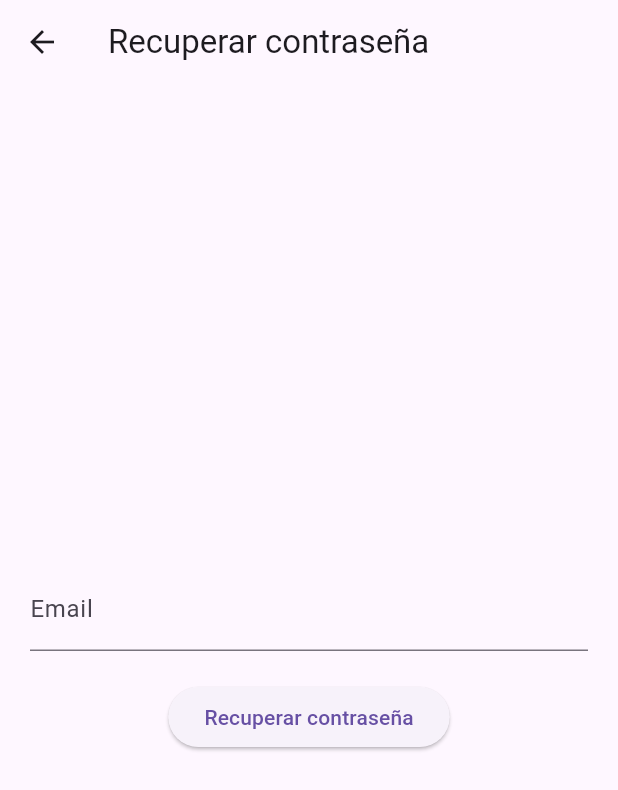
After one commit to Sixela33/AutoGuard, a Flutter app: the RecuperarContrasenia screen opened directly, after a tap on "Recuperar contraseña", on a phone screen of 412 x 824 dp. The commit adds this screen. Shown: the top 790 px of the screen. Run offline on Flutter 3.47's test engine with Material 3 defaults, Android fonts, the phone set to English and light mode, and no system bars; our stand-ins replace cloud_firestore, firebase_auth, firebase_core, flutter_dotenv, flutter_riverpod, go_router; missing offline and left inert: dart_openai; accounts and stored records are empty; network calls fail.

Commit message:
Agregar recuperacion de contraseña

```diff
--- /dev/null
+++ b/lib/presentation/screens/RecuperarContrasenia.dart
@@ -0,0 +1,61 @@
+import 'package:firebase_auth/firebase_auth.dart';
+import 'package:flutter/material.dart';
+
+class RecuperarContrasenia extends StatefulWidget {
+  const RecuperarContrasenia({Key? key}) : super(key: key);
+
+  @override
+  State<RecuperarContrasenia> createState() => _RecuperarContraseniaState();
+}
+class _RecuperarContraseniaState extends State<RecuperarContrasenia> {
+  final _emailController = TextEditingController();
+
+  @override
+  void dispose() {
+    _emailController.dispose();
+    super.dispose();
+}
+
+  Future<void> enviarRecuperacion() async {
+    try {
+      await FirebaseAuth.instance
+          .sendPasswordResetEmail(email: _emailController.text.trim());
+      _showSnackBar(
+          'Si ese correo esta asociado a una cuenta de AutoGuard, se enviaron las instrucciones para recuperar la contraseña. Revisá tu bandeja de entrada o spam.');
+    } catch (e) {
+      print(e);
+    }
+  }
+
+  void _showSnackBar(String message) {
+    ScaffoldMessenger.of(context).showSnackBar(
+      SnackBar(content: Text(message)),
+    );
+  }
+
+  @override
+  Widget build(BuildContext context) {
+    return Scaffold(
+      appBar: AppBar(
+        title: Text('Recuperar contraseña'),
+      ),
+      body: Padding(
+        padding: const EdgeInsets.all(20.0),
+        child: Column(
+          mainAxisAlignment: MainAxisAlignment.center,
+          children: [
+            TextFormField(
+              controller: _emailController,
+              decoration: InputDecoration(labelText: 'Email'),
+            ),
+            SizedBox(height: 20),
+            ElevatedButton(
+                onPressed: enviarRecuperacion,
+              child: Text('Recuperar contraseña'),
+                ),
+              ],
+        ),
+      ),
+    );
+  }
+}
```
Also changed, not shown: lib/presentation/screens/LoginScreen.dart (+24 -4 lines).
